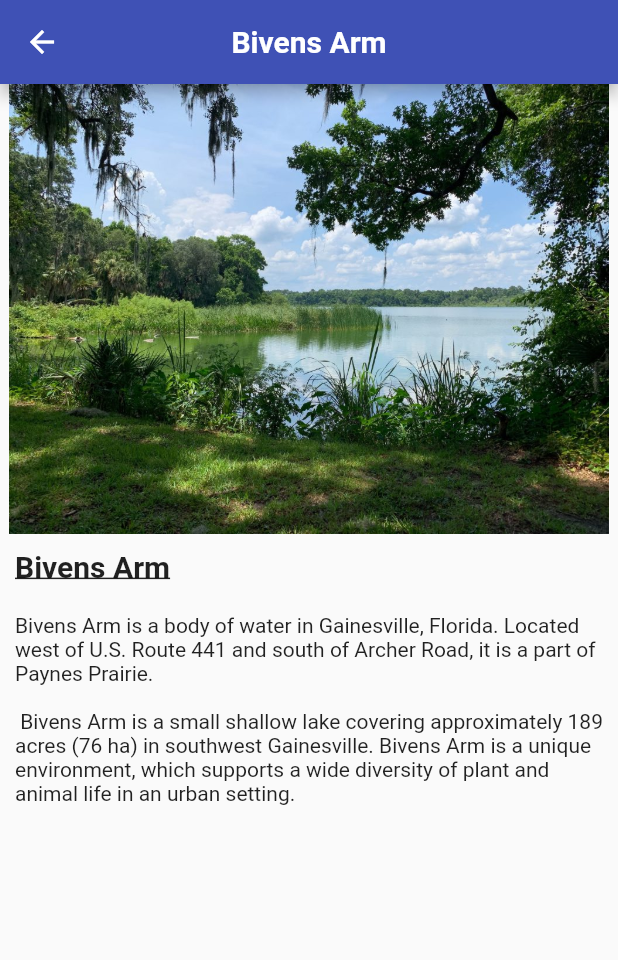
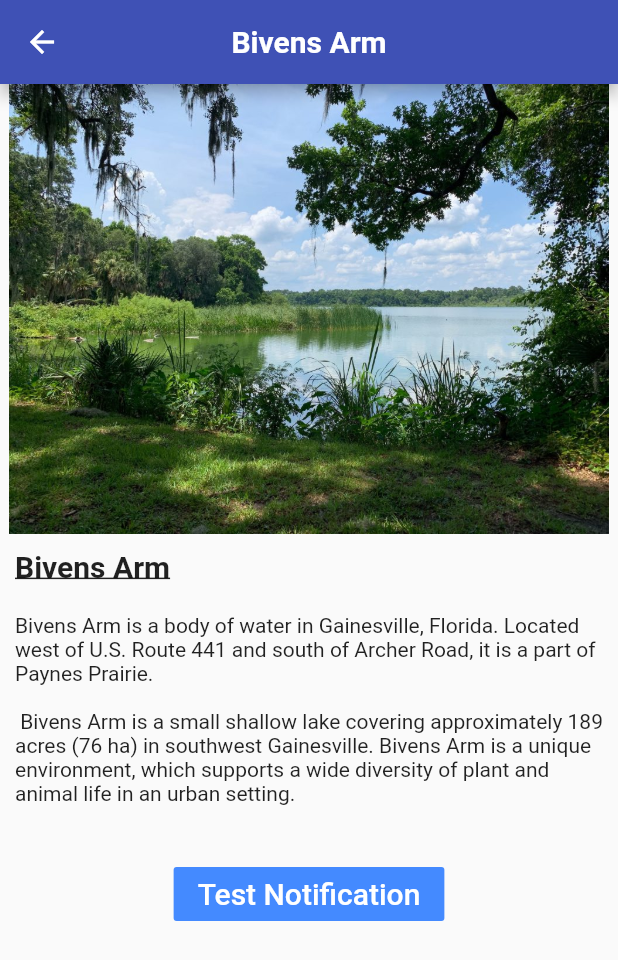
Before and after one commit to cindylin235/11250group19, a Flutter app: the BivensArm screen opened directly, on a phone screen of 412 x 824 dp. Shown: the top 960 px of the screen. Run offline on Flutter 3.47's test engine with Material 2 defaults, Android fonts, the phone set to English and light mode, and no system bars; our stand-ins replace flutter_local_notifications, google_maps_flutter.

Commit message:
testing notifications

```diff
--- a/FindMyFish_devBuild/lib/Screens/bivens_arm.dart
+++ b/FindMyFish_devBuild/lib/Screens/bivens_arm.dart
@@ -2,6 +2,7 @@
 
 import 'package:flutter/material.dart';
 import 'package:flutter/widgets.dart';
+import '../api/notification_api.dart';
 
 class BivensArm extends StatelessWidget {
   const BivensArm({Key? key}) : super(key: key);
@@ -12,11 +13,14 @@ class BivensArm extends StatelessWidget {
     return Scaffold(
 
         appBar: AppBar(
+
           title: const Text("Bivens Arm", style: TextStyle(fontWeight: FontWeight.bold),),
           centerTitle: true,
         ),
         body: Column(
+
           children: <Widget>[
+
             Container(
               child: ClipRRect(
                 borderRadius: BorderRadius.circular(0),
@@ -42,8 +46,25 @@ class BivensArm extends StatelessWidget {
                   alignment: Alignment.topLeft,
                   child: Text('Bivens Arm is a body of water in Gainesville, Florida. Located west of U.S. Route 441 and south of Archer Road, it is a part of Paynes Prairie. \n \n Bivens Arm is a small shallow lake covering approximately 189 acres (76 ha) in southwest Gainesville. Bivens Arm is a unique environment, which supports a wide diversity of plant and animal life in an urban setting.')
               ),
+
+            ),
+            Container(
+            margin: EdgeInsets.all(25),
+            child: FlatButton(
+            child: Text('Test Notification', style: TextStyle(fontSize: 20.0),),
+            color: Colors.blueAccent,
+            textColor: Colors.white,
+            onPressed: () => NotificationApi.showNotification(
+                title: 'test one',
+                body:
+                    'another test',
+                payload: 'testpayload',
+            ),
             )
-          ],
+            )
+            ],
+
+
         )
 
     );
--- /dev/null
+++ b/FindMyFish_devBuild/lib/api/notification_api.dart
@@ -0,0 +1,31 @@
+import 'package:flutter_local_notifications/flutter_local_notifications.dart';
+
+class NotificationApi {
+  static final _notifications = FlutterLocalNotificationsPlugin();
+
+  static Future _notificationDetails() async {
+    return NotificationDetails(
+      android: AndroidNotificationDetails(
+        'channel id',
+        'channel name',
+        importance: Importance.max,
+      ),
+      iOS: IOSNotificationDetails(),
+    );
+  }
+
+
+  static Future showNotification({
+    int id = 0,
+    String? title,
+    String? body,
+    String? payload,
+    }) async =>
+      _notifications.show(
+        id,
+        title,
+        body,
+        await _notificationDetails(),
+        payload: payload,
+      );
+}
--- a/FindMyFish_devBuild/pubspec.yaml
+++ b/FindMyFish_devBuild/pubspec.yaml
@@ -29,6 +29,7 @@ environment:
 dependencies:
   flutter:
     sdk: flutter
+  flutter_local_notifications: ^9.0.1
 
 
 
```
Also changed, not shown: FindMyFish_devBuild/lib/main.dart (+11 -1 lines), FindMyFish_devBuild/pubspec.lock, 2 other files.
